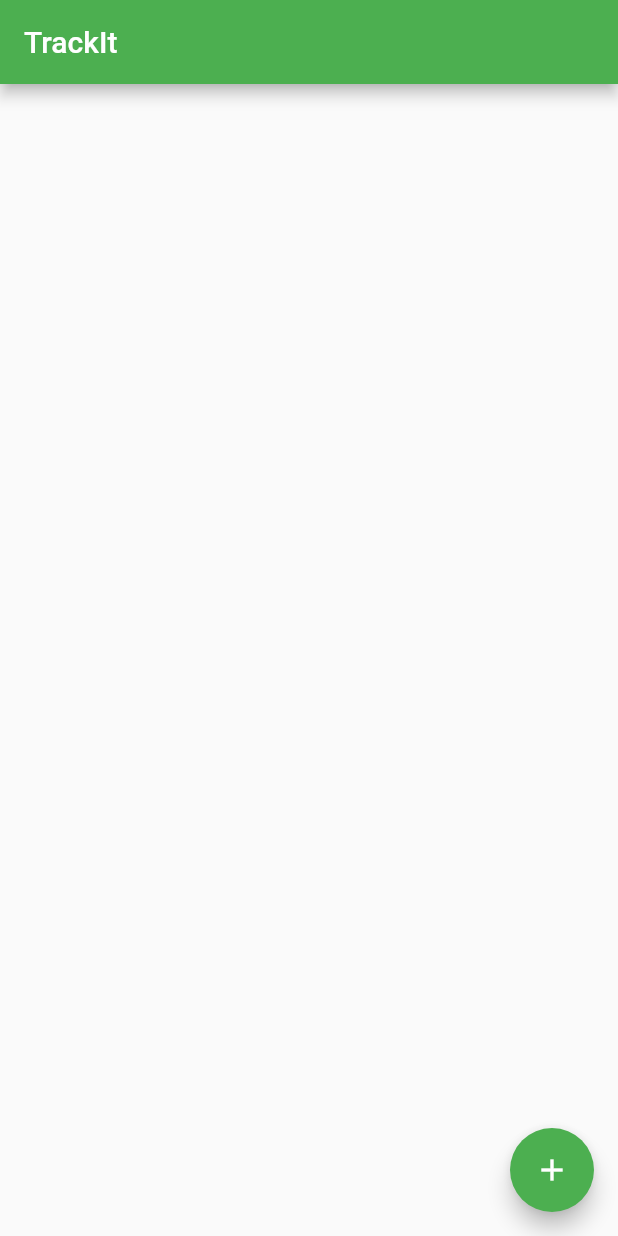
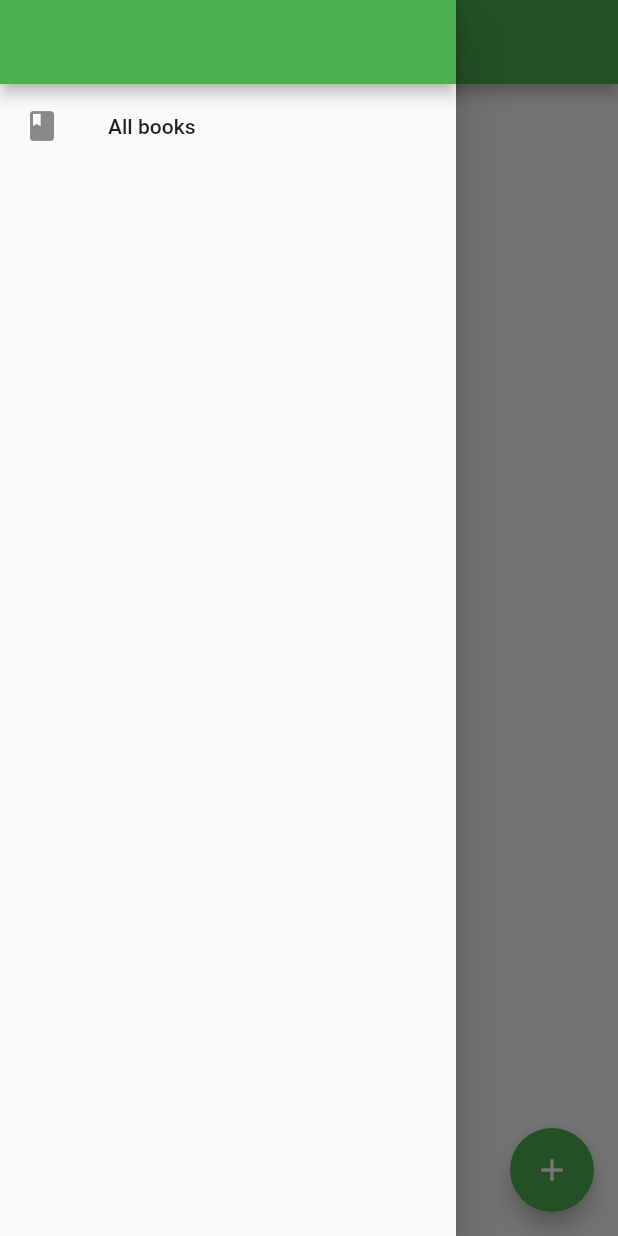
Before and after one commit to codinguniverse-de/trackit, a Flutter app: the screen it shows after launch, with the side drawer open (before the commit the screen has no drawer), on a phone screen of 412 x 824 dp. Run offline on Flutter 3.47's test engine with Material 2 defaults, Android fonts, the phone set to English and light mode, and no system bars; our stand-ins replace smooth_star_rating, sqflite; accounts and stored records are empty.

```diff
--- /dev/null
+++ b/lib/common/side_drawer.dart
@@ -0,0 +1,23 @@
+
+import 'package:flutter/material.dart';
+import 'package:track_it/util/localization.dart';
+
+class SideDrawer extends StatelessWidget {
+  @override
+  Widget build(BuildContext context) {
+    return Drawer(
+      child: Column(
+        children: <Widget>[
+          AppBar(
+            automaticallyImplyLeading: false,
+          ),
+          ListTile(
+            leading: Icon(Icons.book),
+            title: Text(Localization.of(context).booksDrawerItem),
+            onTap:() => Navigator.of(context).pushReplacementNamed('/'),
+          )
+        ],
+      ),
+    );
+  }
+}
--- a/lib/pages/books_page.dart
+++ b/lib/pages/books_page.dart
@@ -1,6 +1,7 @@
 import 'package:flutter/material.dart';
 import 'package:scoped_model/scoped_model.dart';
 import 'package:track_it/common/book_list_item.dart';
+import 'package:track_it/common/side_drawer.dart';
 import 'package:track_it/model/books_model.dart';
 import 'package:track_it/util/localization.dart';
 
@@ -26,18 +27,11 @@ class _BooksPage extends State<BooksPage> {
     return ScopedModelDescendant<BooksModel>(
       builder: (context, widget, model) {
         return Scaffold(
+          drawer: SideDrawer(),
           appBar: AppBar(
             title: Text(Localization.of(context).appTitle),
           ),
-          body: ListView.builder(
-            itemBuilder: (BuildContext context, int index) {
-              return BookListItem(
-                book: model.books[index],
-                onTap: () => Navigator.of(context).pushNamed('/book/${model.books[index].id}'),
-              );
-            },
-            itemCount: model.books.length,
-          ),
+          body: buildListView(model),
           floatingActionButton: FloatingActionButton(
             child: Icon(Icons.add),
             onPressed: () => _onAddBook(context, model),
@@ -48,6 +42,23 @@ class _BooksPage extends State<BooksPage> {
     );
   }
 
+  Widget buildListView(BooksModel model) {
+    return model.books.length > 0
+        ? ListView.builder(
+            itemBuilder: (BuildContext context, int index) {
+              return BookListItem(
+                book: model.books[index],
+                onTap: () => Navigator.of(context)
+                    .pushNamed('/book/${model.books[index].id}'),
+              );
+            },
+            itemCount: model.books.length,
+          )
+        : Center(
+            child: Text(Localization.of(context).addBooks),
+          );
+  }
+
   void _onAddBook(BuildContext context, BooksModel model) {
     Navigator.of(context).pushNamed('/create');
   }
--- a/lib/util/localization.dart
+++ b/lib/util/localization.dart
@@ -8,6 +8,8 @@ class Localization {
   final Locale locale;
 
   Localization(this.locale);
+
+
 
 
 
@@ -23,6 +25,8 @@ class Localization {
 
   _getValue(String key) => _localizedValues[locale.languageCode][key];
 
+  String get addBooks => _getValue(AddBooks);
+  String get booksDrawerItem => _getValue(BooksDrawerItem);
   String get delete => _getValue(Delete);
   String get appTitle => _getValue(AppTitle);
   String get registerTitle => _getValue(RegisterTitle);
--- a/lib/util/localization_strings.dart
+++ b/lib/util/localization_strings.dart
@@ -12,7 +12,9 @@ const String AppTitle = 'app_title',
     PriceRequired = 'price_required',
     PagesRequired = 'pages_required',
     Delete = 'delete',
-    PublishedBy = 'published_by';
+    PublishedBy = 'published_by',
+    BooksDrawerItem = 'books_drawer_item',
+    AddBooks = 'add_books';
 
 final de = {
   AppTitle: 'TrackIt',
@@ -30,6 +32,8 @@ final de = {
   PagesRequired: 'Seitenanzahl ist ein Pflichtfeld',
   PublishedBy: 'Herausgegeben von ',
   Delete: 'Löschen',
+  BooksDrawerItem: 'Alle Bücher',
+  AddBooks: 'Füge deine Bücher hinzu',
 };
 
 final en = {
@@ -48,4 +52,6 @@ final en = {
   PagesRequired: 'Number of pages is required',
   PublishedBy: 'Published by ',
   Delete: 'Delete',
+  BooksDrawerItem: 'All books',
+  AddBooks: 'Add your books',
 };
--- a/pubspec.yaml
+++ b/pubspec.yaml
@@ -23,6 +23,7 @@ dependencies:
   cupertino_icons: ^0.1.2
   scoped_model: ^1.0.1
   sqflite: ^0.12.2+1
+  smooth_star_rating: 1.0.1
 
 dev_dependencies:
   flutter_test:
```
Also changed, not shown: lib/data/book.dart (+24 -10 lines), lib/pages/book_page.dart (+50 -12 lines).
